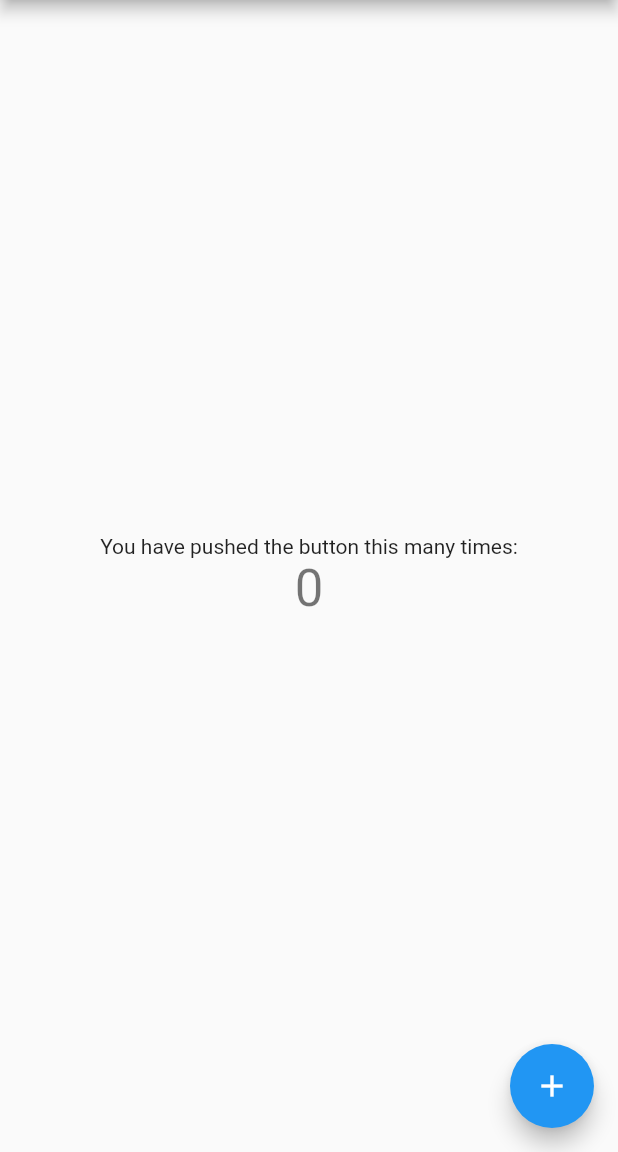
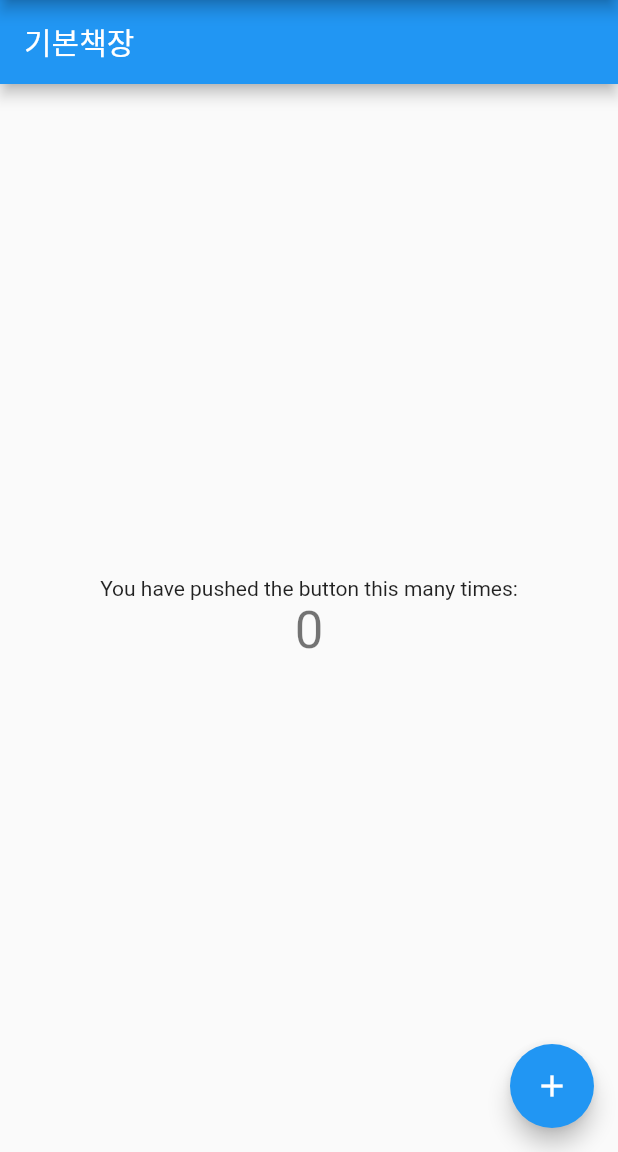
Before and after one commit to kangsudal/mybook-diary, a Flutter app: the screen it shows after launch, on a phone screen of 412 x 824 dp, the part 84-1236 px from its top. Run offline on Flutter 3.47's test engine with Material 2 defaults, Android fonts, the phone set to English and light mode, and no system bars; our stand-ins replace table_calendar.

Commit message:
책장클릭시 해당페이지로 화면전환
floatingButton과 counter 화면 표시 코드를 main에서 shelfdetailpage로 빼주었다.
현재는 임시로 책장이름(myShelves[position]),책개수(tempBook)를 매개변수로 전달하는데,
제대로 된 값을 포함하는 객체로 만들어 넘겨주는 코드로 바꿔야한다.

```diff
--- a/lib/main.dart
+++ b/lib/main.dart
@@ -28,17 +28,13 @@ class MyHomePage extends StatefulWidget {
 }
 
 class _MyHomePageState extends State<MyHomePage> {
-  int _counter = 0;
-  List<dynamic> myShelves = [];
+
+  List<dynamic> myShelves = ['기본책장'];
   PageController _pageController = PageController(
     initialPage: 0,
   );
 
-  void _incrementCounter() {
-    setState(() {
-      _counter++;
-    });
-  }
+
 
   void _addShelf(String newShelf) {
     setState(() {
@@ -87,34 +83,20 @@ class _MyHomePageState extends State<MyHomePage> {
       appBar: AppBar(
         title: Text(widget.title),
       ),
-      body: PageView(
+      body: PageView.builder(
         controller: _pageController,
-        children: <Widget>[
-          Center(
-            child: Column(
-              mainAxisAlignment: MainAxisAlignment.center,
-              children: <Widget>[
-                Text(
-                  'You have pushed the button this many times:',
-                ),
-                Text(
-                  '$_counter',
-                  style: Theme.of(context).textTheme.display1,
-                ),
-              ],
-            ),
-          ),
-          ShelfDetailPage('p1'),
-          Text('p2'),
-          Text('p3'),
-          CalendarPage('title'),
-        ],
+        itemBuilder: (BuildContext context, int position){
+          int tempBook = position;
+          //tempBook 임시값 바꿔줘야함
+          return ShelfDetailPage(myShelves[position],tempBook);//_pageBuilder();
+        },
+        itemCount: myShelves.length,
       ),
-      floatingActionButton: FloatingActionButton(
-        onPressed: _incrementCounter,
-        tooltip: 'Increment',
-        child: Icon(Icons.add),
-      ), // This trailing comma makes auto-formatting nicer for build methods.
+      // floatingActionButton: FloatingActionButton(
+      //   onPressed: _incrementCounter,
+      //   tooltip: 'Increment',
+      //   child: Icon(Icons.add),
+      // ), // This trailing comma makes auto-formatting nicer for build methods.
       drawer: Drawer(
         child: ListView(
           padding: EdgeInsets.zero,
--- a/lib/page/shelfdetailpage.dart
+++ b/lib/page/shelfdetailpage.dart
@@ -3,18 +3,29 @@ import 'package:flutter/material.dart';
 // import 'package:table_calendar/table_calendar.dart';
 
 class ShelfDetailPage extends StatefulWidget {
-  final String title;
+  final String bookShelfName;
+  final int books;
 
-  ShelfDetailPage(this.title);
+  ShelfDetailPage(this.bookShelfName,this.books);
 
   @override
   _ShelfDetailPageState createState() => _ShelfDetailPageState();
 }
 
 class _ShelfDetailPageState extends State<ShelfDetailPage> {
+  int _bookCounter = 0;
+
+  void _incrementCounter() {
+    setState(() {
+      _bookCounter++;
+    });
+    print(_bookCounter);
+  }
+
   @override
   void initState() {
     super.initState();
+    _bookCounter = widget.books;
   }
 
   @override
@@ -25,32 +36,30 @@ class _ShelfDetailPageState extends State<ShelfDetailPage> {
   @override
   Widget build(BuildContext context) {
     // UI를 그리기 위해 Todo를 사용합니다.
-    return ListView(
-      children: <Widget>[
-        Text('${widget.title}'),
-        Text('data2'),
-        Text('data3'),
-        Text('data2'),
-        Text('data3'),
-        Text('data2'),
-        Text('data3'),
-        Text('data2'),
-        Text('data3'),
-        Text('data2'),
-        Text('data3'),
-        Text('data2'),
-        Text('data3'),
-        Text('data2'),
-        Text('data3'),
-        Text('data2'),
-        Text('data3'),
-        Text('data2'),
-        Text('data3'),
-        Text('data2'),
-        Text('data3'),
-        Text('data4'),
-        Text('data5')
-      ],
+    return Scaffold(
+      appBar: AppBar(
+        title: Text(widget.bookShelfName),
+      ),
+      body: Center(
+        child: Column(
+          mainAxisAlignment: MainAxisAlignment.center,
+          children: <Widget>[
+            Text(
+              'You have pushed the button this many times:',
+            ),
+            Text(
+              '$_bookCounter',
+              style: Theme.of(context).textTheme.display1,
+            ),
+          ],
+        ),
+      ),
+      floatingActionButton: FloatingActionButton(
+        onPressed: _incrementCounter,
+        tooltip: 'Increment',
+        child: Icon(Icons.add),
+      ), // This trailing comma makes auto-formatting nicer for build methods.
+
     );
   }
 }
```
